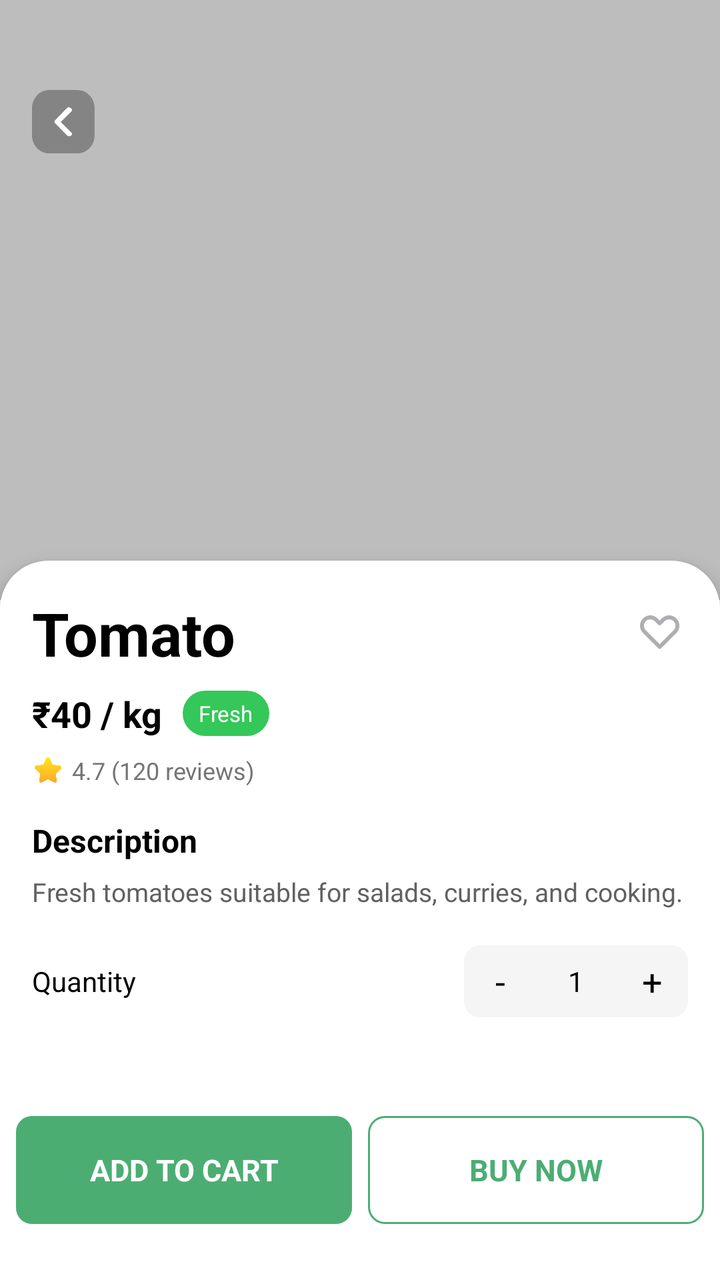
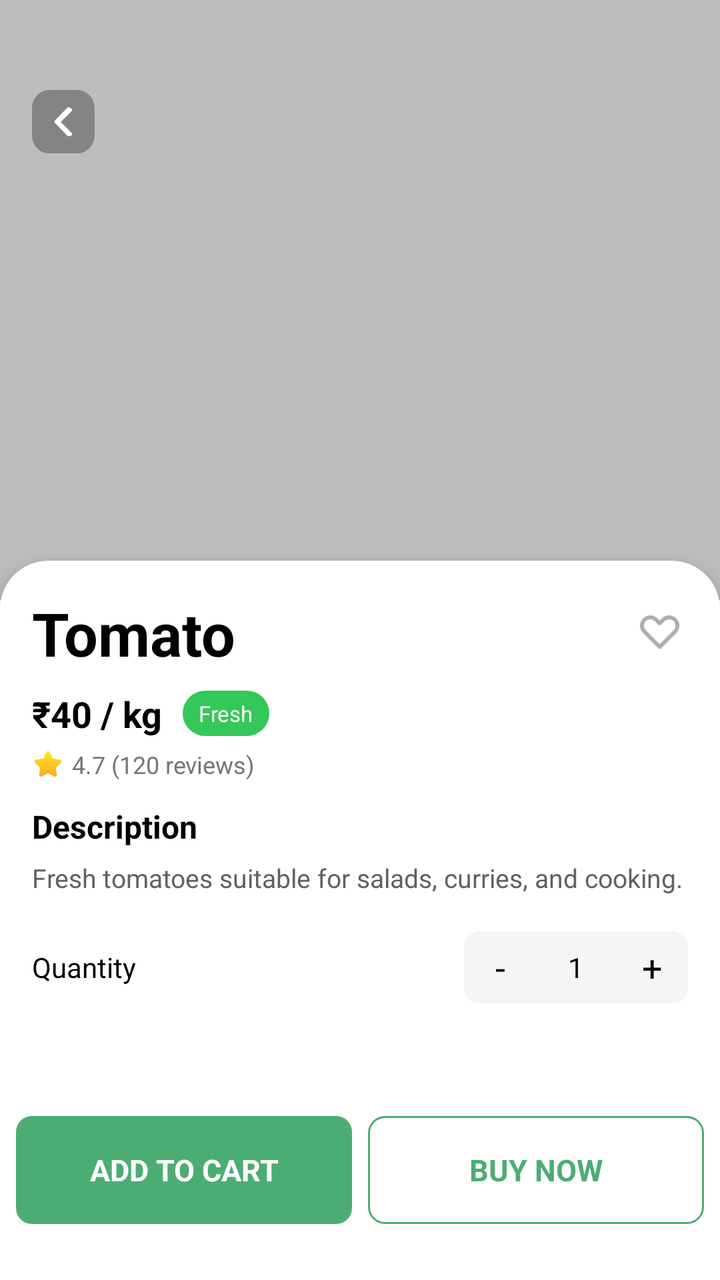

The first picture is an Android layout as it rendered before a commit; the second is the same layout after the commit. The layout source and the unified diff follow.
<!-- AndroidManifest.xml: application theme Theme.GrocHub -->
<!-- res/layout/activity_product_detail.xml -->
<?xml version="1.0" encoding="utf-8"?>
<RelativeLayout xmlns:android="http://schemas.android.com/apk/res/android"
    xmlns:app="http://schemas.android.com/apk/res-auto"
    android:layout_width="match_parent"
    android:layout_height="match_parent"
    android:background="@android:color/white">

    
    <androidx.core.widget.NestedScrollView
        android:layout_width="match_parent"
        android:layout_height="match_parent"
        android:layout_above="@+id/bottomButtons"
        android:fillViewport="true"
        android:background="@android:color/white">

        <LinearLayout
            android:layout_width="match_parent"
            android:layout_height="wrap_content"
            android:orientation="vertical">

            
            <FrameLayout
                android:layout_width="match_parent"
                android:layout_height="300dp">

                <ImageView
                    android:id="@+id/iv_product_image"
                    android:layout_width="match_parent"
                    android:layout_height="match_parent"
                    android:scaleType="centerCrop"
                    android:background="@color/light_gray" />

                <ImageView
                    android:id="@+id/iv_back"
                    android:layout_width="32dp"
                    android:layout_height="32dp"
                    android:layout_marginTop="45dp"
                    android:layout_marginLeft="16dp"
                    android:background="@drawable/back_button_trasparent"
                    android:padding="4dp"
                    android:src="@drawable/back_arrow"
                    app:tint="@android:color/white" />
            </FrameLayout>

            
            <LinearLayout
                android:layout_width="match_parent"
                android:layout_height="match_parent"
                android:layout_marginTop="-20dp"
                android:background="@drawable/productdetail_card"
                android:clipToOutline="true"
                android:elevation="6dp"
                android:orientation="vertical"
                android:padding="16dp"
                android:paddingTop="24dp">

                
                <LinearLayout
                    android:layout_width="match_parent"
                    android:layout_height="wrap_content"
                    android:gravity="center_vertical"
                    android:orientation="horizontal">

                    <TextView
                        android:id="@+id/tv_product_name"
                        android:layout_width="0dp"
                        android:layout_height="wrap_content"
                        android:layout_weight="1"
                        android:text="Tomato"
                        android:textColor="@android:color/black"
                        android:textSize="30sp"
                        android:textStyle="bold" />

                    <ImageView
                        android:id="@+id/iv_wishlist"
                        android:layout_width="28dp"
                        android:layout_height="28dp"
                        android:background="?attr/selectableItemBackgroundBorderless"
                        android:padding="4dp"
                        android:src="@drawable/wishlisticon" />
                </LinearLayout>

                
                <LinearLayout
                    android:layout_width="match_parent"
                    android:layout_height="wrap_content"
                    android:layout_marginTop="8dp"
                    android:gravity="center_vertical"
                    android:orientation="horizontal">

                    <TextView
                        android:id="@+id/tv_product_price"
                        android:layout_width="wrap_content"
                        android:layout_height="wrap_content"
                        android:text="₹40"
                        android:textColor="@android:color/black"
                        android:textSize="18sp"
                        android:textStyle="bold" />

                    <TextView
                        android:layout_width="wrap_content"
                        android:layout_height="wrap_content"
                        android:text=" / "
                        android:textColor="@android:color/black"
                        android:textSize="18sp"
                        android:textStyle="bold" />

                    <TextView
                        android:id="@+id/tv_product_unit"
                        android:layout_width="wrap_content"
                        android:layout_height="wrap_content"
                        android:text="kg"
                        android:textColor="@android:color/black"
                        android:textSize="18sp"
                        android:textStyle="bold" />

                    <TextView
                        android:layout_width="wrap_content"
                        android:layout_height="wrap_content"
                        android:layout_marginStart="10dp"
                        android:background="@drawable/tag_bg_green"
                        android:paddingHorizontal="8dp"
                        android:paddingVertical="4dp"
                        android:text="Fresh"
                        android:textColor="@android:color/white"
                        android:textSize="11sp" />
                </LinearLayout>

                
                <LinearLayout
                    android:layout_width="wrap_content"
                    android:layout_height="wrap_content"
                    android:layout_marginTop="8dp"
                    android:gravity="center_vertical"
                    android:orientation="horizontal">

                    <ImageView
                        android:layout_width="16dp"
                        android:layout_height="16dp"
                        android:src="@drawable/star"
                        />

                    <TextView
                        android:layout_width="wrap_content"
                        android:layout_height="wrap_content"
                        android:layout_marginStart="4dp"
                        android:text="4.7 (120 reviews)"
                        android:textColor="#757575"
                        android:textSize="12sp" />
                </LinearLayout>

                
                <TextView
                    android:layout_width="wrap_content"
                    android:layout_height="wrap_content"
                    android:layout_marginTop="16dp"
                    android:text="Description"
                    android:textColor="@android:color/black"
                    android:textSize="16sp"
                    android:textStyle="bold" />

                
                <TextView
                    android:id="@+id/tv_product_description"
                    android:layout_width="match_parent"
                    android:layout_height="wrap_content"
                    android:layout_marginTop="6dp"
                    android:text="Fresh tomatoes suitable for salads, curries, and cooking."
                    android:textColor="#616161"
                    android:textSize="13sp" />

                
                <LinearLayout
                    android:layout_width="match_parent"
                    android:layout_height="wrap_content"
                    android:layout_marginTop="18dp"
                    android:gravity="center_vertical"
                    android:orientation="horizontal">

                    <TextView
                        android:layout_width="wrap_content"
                        android:layout_height="wrap_content"
                        android:layout_weight="1"
                        android:text="Quantity"
                        android:textColor="@android:color/black"
                        android:textSize="14sp" />

                    <LinearLayout
                        android:layout_width="wrap_content"
                        android:layout_height="36dp"
                        android:background="@drawable/qty_box_bg"
                        android:gravity="center"
                        android:orientation="horizontal">

                        <TextView
                            android:id="@+id/btn_qty_minus"
                            android:layout_width="36dp"
                            android:layout_height="match_parent"
                            android:gravity="center"
                            android:text="-"
                            android:textColor="@android:color/black"
                            android:textSize="18sp" />

                        <TextView
                            android:id="@+id/tv_qty"
                            android:layout_width="40dp"
                            android:layout_height="match_parent"
                            android:gravity="center"
                            android:text="1"
                            android:textColor="@android:color/black"
                            android:textSize="14sp" />

                        <TextView
                            android:id="@+id/btn_qty_plus"
                            android:layout_width="36dp"
                            android:layout_height="match_parent"
                            android:gravity="center"
                            android:text="+"
                            android:textColor="@android:color/black"
                            android:textSize="18sp" />
                    </LinearLayout>
                </LinearLayout>

                

            </LinearLayout>

        </LinearLayout>

    </androidx.core.widget.NestedScrollView>


    
    <LinearLayout
        android:id="@+id/bottomButtons"
        android:layout_width="match_parent"
        android:layout_height="70dp"
        android:layout_alignParentBottom="true"
        android:background="@android:color/white"
        android:orientation="horizontal"
        android:padding="8dp"
        android:layout_marginBottom="20dp">

        <TextView
            android:id="@+id/btn_add_to_cart"
            android:layout_width="0dp"
            android:layout_height="match_parent"
            android:layout_weight="1"
            android:background="@drawable/btn_primary_bg"
            android:gravity="center"
            android:text="ADD TO CART"
            android:textColor="@android:color/white"
            android:textSize="15sp"
            android:textStyle="bold" />

        <TextView
            android:layout_width="0dp"
            android:layout_height="match_parent"
            android:layout_marginStart="8dp"
            android:layout_weight="1"
            android:background="@drawable/btn_outline_bg"
            android:gravity="center"
            android:text="BUY NOW"
            android:textColor="@color/Primary"
            android:textSize="15sp"
            android:textStyle="bold" />
    </LinearLayout>

</RelativeLayout>
<!-- resources referenced by this layout -->
<resources>
  <color name="Primary">#4CAD73</color>
  <color name="light_gray">#FFBDBDBD</color>
  <!-- drawable back_arrow (drawable) -->
  <vector xmlns:android="http://schemas.android.com/apk/res/android"
      android:width="24dp"
      android:height="24dp"
      android:viewportWidth="24"
      android:viewportHeight="24">
      <path
          android:strokeColor="#FF4F4F4F"
          android:strokeWidth="2"
          android:strokeLineCap="round"
          android:strokeLineJoin="round"
          android:pathData="M15 18l-6-6 6-6"/>
  </vector>
  <!-- drawable back_button_trasparent (drawable) -->
  <vector xmlns:android="http://schemas.android.com/apk/res/android"
      android:width="32dp"
      android:height="31dp"
      android:viewportWidth="32"
      android:viewportHeight="31">
      <path
          android:fillColor="#4D000000"
          android:pathData="M0 8.69c0-2.3 0.92-4.52 2.55-6.14 1.63-1.63 3.84-2.55 6.14-2.55h13.9c4.8 0 8.69 3.89 8.69 8.69v13.32c0 4.8-3.89 8.69-8.69 8.69h-13.9c-4.8 0-8.69-3.89-8.69-8.69z"/>
      <path
          android:strokeColor="#FFFFFFFF"
          android:strokeWidth="2"
          android:strokeLineCap="round"
          android:strokeLineJoin="round"
          android:pathData="M18.28 21.35l-6-6 6-6"/>
  </vector>
  <!-- drawable btn_outline_bg (drawable) -->
  <shape xmlns:android="http://schemas.android.com/apk/res/android">
      <solid android:color="@android:color/white"/>
      <stroke android:width="1dp" android:color="@color/Primary"/>
      <corners android:radius="8dp"/>
  </shape>
  <!-- drawable btn_primary_bg (drawable) -->
  <shape xmlns:android="http://schemas.android.com/apk/res/android">
      <solid android:color="@color/Primary"/>
      <corners android:radius="8dp"/>
  </shape>
  <!-- drawable productdetail_card (drawable) -->
  <shape xmlns:android="http://schemas.android.com/apk/res/android">
      <solid android:color="@android:color/white"/>
  
      <corners
          android:topLeftRadius="24dp"
          android:topRightRadius="24dp"
          />
  </shape>
  <!-- drawable qty_box_bg (drawable) -->
  <shape xmlns:android="http://schemas.android.com/apk/res/android">
      <solid android:color="#F5F5F5"/>
      <corners android:radius="8dp"/>
  </shape>
  <!-- drawable star: png bitmap (drawable, 12021 bytes) -->
  <!-- drawable tag_bg_green (drawable) -->
  <shape xmlns:android="http://schemas.android.com/apk/res/android">
      <solid android:color="#34C759"/>
      <corners android:radius="12dp"/>
  </shape>
  <!-- drawable wishlisticon (drawable) -->
  <vector xmlns:android="http://schemas.android.com/apk/res/android"
      android:width="22dp"
      android:height="19dp"
      android:viewportWidth="22"
      android:viewportHeight="19">
      <path
          android:fillColor="#FFAEAEB2"
          android:pathData="M10.83 18.42c-0.14 0-0.28-0.03-0.41-0.08-0.13-0.06-0.25-0.14-0.35-0.24L1.65 9.67C0.59 8.61 0 7.17 0 5.67s0.6-2.95 1.65-4.01C2.7 0.6 4.15 0 5.65 0S8.6 0.6 9.67 1.66l1.17 1.17L12 1.66C13.07 0.6 14.51 0 16.01 0s2.95 0.6 4.01 1.66c1.06 1.06 1.65 2.5 1.65 4s-0.6 2.95-1.65 4.01L11.6 18.1c-0.1 0.1-0.22 0.18-0.35 0.24-0.13 0.05-0.27 0.08-0.42 0.08ZM5.66 2.17c-0.46 0-0.92 0.08-1.34 0.26C3.9 2.6 3.5 2.86 3.19 3.18 2.53 3.84 2.16 4.73 2.16 5.66c0 0.93 0.37 1.82 1.03 2.48l7.64 7.65 7.65-7.65c0.66-0.66 1.02-1.55 1.02-2.48 0-0.93-0.36-1.82-1.02-2.48-0.66-0.63-1.55-0.98-2.47-0.98-0.92 0-1.8 0.35-2.47 0.98L11.6 5.13c-0.1 0.1-0.22 0.19-0.35 0.24-0.13 0.06-0.27 0.08-0.42 0.08-0.14 0-0.28-0.02-0.41-0.08-0.13-0.05-0.25-0.13-0.35-0.24L8.13 3.18C7.8 2.86 7.42 2.6 6.99 2.43 6.57 2.25 6.12 2.16 5.66 2.17Z"/>
  </vector>
  <style name="Theme.GrocHub" parent="Base.Theme.GrocHub" />
  <style name="Base.Theme.GrocHub" parent="Theme.Material3.DayNight.NoActionBar">
          
          
      </style>
</resources>

<!-- the commit's change to res/layout/activity_product_detail.xml (unified diff, before → after) -->
@@ -130,7 +130,7 @@
                 <LinearLayout
                     android:layout_width="wrap_content"
                     android:layout_height="wrap_content"
-                    android:layout_marginTop="8dp"
+                    android:layout_marginTop="5dp"
                     android:gravity="center_vertical"
                     android:orientation="horizontal">
 
@@ -153,7 +153,7 @@
                 <TextView
                     android:layout_width="wrap_content"
                     android:layout_height="wrap_content"
-                    android:layout_marginTop="16dp"
+                    android:layout_marginTop="12dp"
                     android:text="Description"
                     android:textColor="@android:color/black"
                     android:textSize="16sp"
